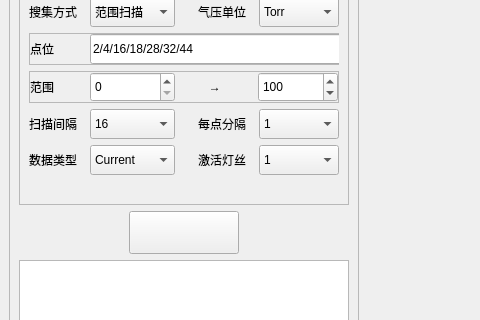
Old version of the form myrga.ui in the repository xmartinly/myrga; both pictures show x 0 to 480 and y 147 to 467 of the 1350 by 710 pixel window.
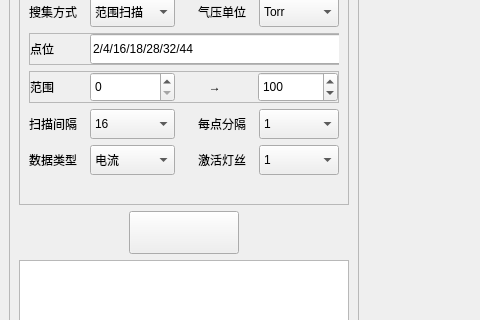
New version of the form. Icons and pictures are not drawn. Custom widgets are drawn as their Qt base class.

The edit to the form file:
```diff
--- a/myrga.ui
+++ b/myrga.ui
@@ -672,7 +672,7 @@
                   </property>
                   <item>
                    <property name="text">
-                    <string>Current</string>
+                    <string>电流</string>
                    </property>
                   </item>
                   <item>
```
Left out of the diff: 6 changed lines with no effect on the pictures.
